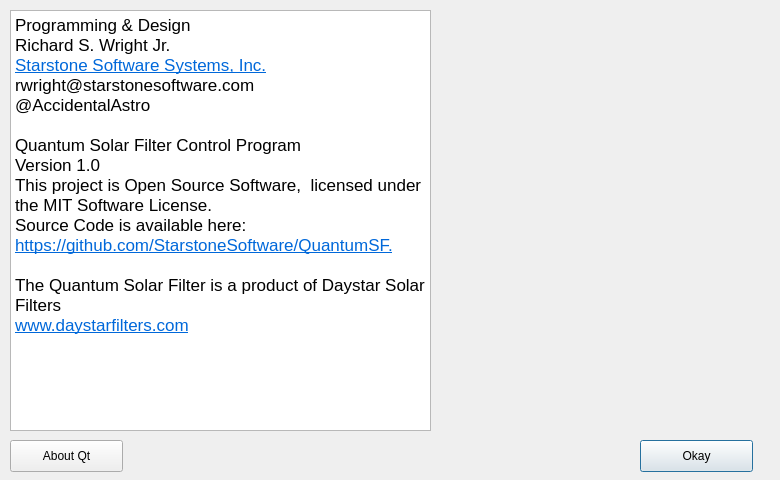
This is dlgabout.ui in StarstoneSoftware/QuantumSF as Qt 5 draws it before an edit. The edited form follows.
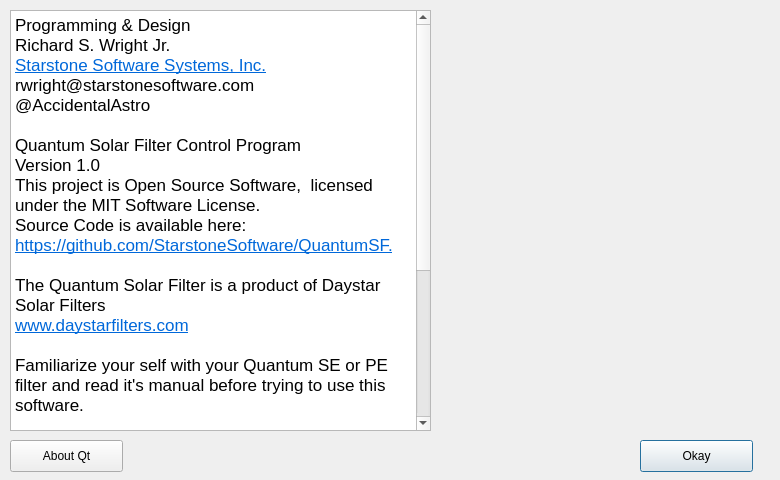
This is the edited form. Icons and pictures are not drawn.

```diff
--- a/dlgabout.ui
+++ b/dlgabout.ui
@@ -86,6 +86,11 @@
 &lt;p style=&quot; margin-top:0px; margin-bottom:0px; margin-left:0px; margin-right:0px; -qt-block-indent:0; text-indent:0px;&quot;&gt;&lt;span style=&quot; font-family:'.SF NS Text';&quot;&gt;The Quantum Solar Filter is a product of Daystar Solar Filters&lt;/span&gt;&lt;/p&gt;
 &lt;p style=&quot; margin-top:0px; margin-bottom:0px; margin-left:0px; margin-right:0px; -qt-block-indent:0; text-indent:0px;&quot;&gt;&lt;a href=&quot;https://www.daystarfilters.com&quot;&gt;&lt;span style=&quot; font-family:'.SF NS Text'; text-decoration: underline; color:#0068da;&quot;&gt;www.daystarfilters.com&lt;/span&gt;&lt;/a&gt;&lt;/p&gt;
 &lt;p style=&quot;-qt-paragraph-type:empty; margin-top:0px; margin-bottom:0px; margin-left:0px; margin-right:0px; -qt-block-indent:0; text-indent:0px; font-family:'.SF NS Text';&quot;&gt;&lt;br /&gt;&lt;/p&gt;
+&lt;p style=&quot; margin-top:0px; margin-bottom:0px; margin-left:0px; margin-right:0px; -qt-block-indent:0; text-indent:0px;&quot;&gt;&lt;span style=&quot; font-family:'.SF NS Text';&quot;&gt;Familiarize your self with your Quantum SE or PE filter and read it's manual before trying to use this software.&lt;/span&gt;&lt;/p&gt;
+&lt;p style=&quot;-qt-paragraph-type:empty; margin-top:0px; margin-bottom:0px; margin-left:0px; margin-right:0px; -qt-block-indent:0; text-indent:0px; font-family:'.SF NS Text';&quot;&gt;&lt;br /&gt;&lt;/p&gt;
+&lt;p style=&quot; margin-top:0px; margin-bottom:0px; margin-left:0px; margin-right:0px; -qt-block-indent:0; text-indent:0px;&quot;&gt;&lt;span style=&quot; font-family:'.SF NS Text';&quot;&gt;The display shows the current center wavelength and the target center wavelength and the progress. The graphical display will be blue while the Qauntum is cooling to get on band,  and red while warming to get on band.  When the Quantum is on band, the display will be green.  The target wavelength is BOLD on the display.&lt;/span&gt;&lt;/p&gt;
+&lt;p style=&quot;-qt-paragraph-type:empty; margin-top:0px; margin-bottom:0px; margin-left:0px; margin-right:0px; -qt-block-indent:0; text-indent:0px; font-family:'.SF NS Text';&quot;&gt;&lt;br /&gt;&lt;/p&gt;
+&lt;p style=&quot; margin-top:0px; margin-bottom:0px; margin-left:0px; margin-right:0px; -qt-block-indent:0; text-indent:0px;&quot;&gt;&lt;span style=&quot; font-family:'.SF NS Text';&quot;&gt;Note it can take several minutes for your Quantum to reach the target bandpass,  and this can vary with ambient tempratures. &lt;/span&gt;&lt;/p&gt;
 &lt;p style=&quot;-qt-paragraph-type:empty; margin-top:0px; margin-bottom:0px; margin-left:0px; margin-right:0px; -qt-block-indent:0; text-indent:0px; font-family:'.SF NS Text';&quot;&gt;&lt;br /&gt;&lt;/p&gt;&lt;/body&gt;&lt;/html&gt;</string>
    </property>
    <property name="openExternalLinks">
```
